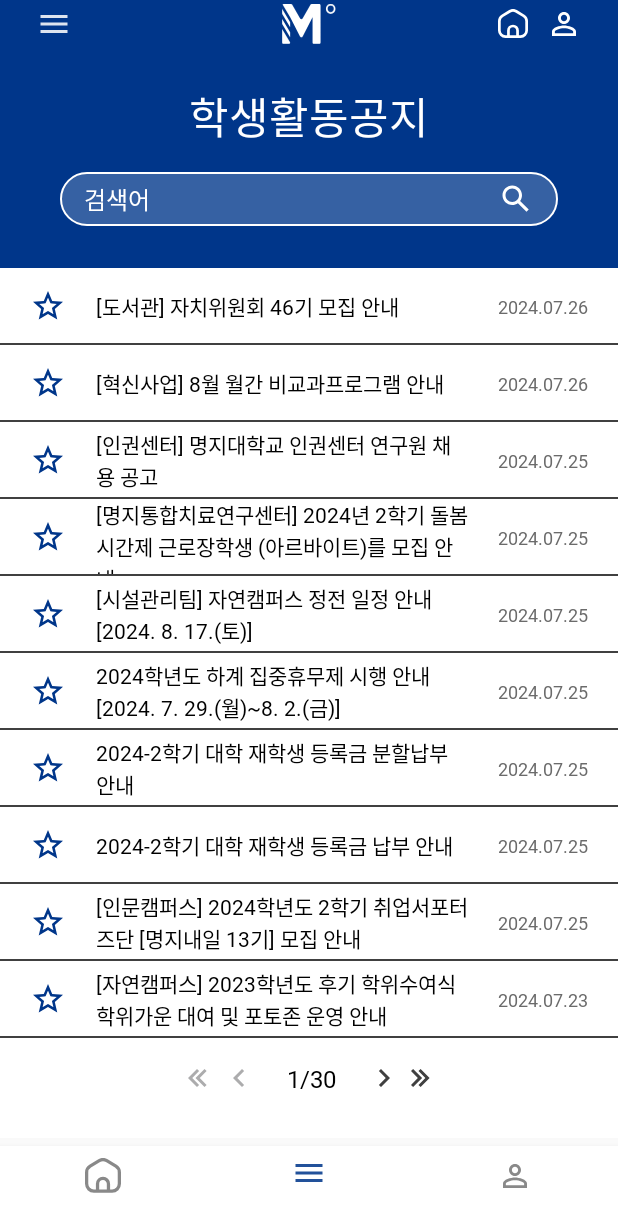
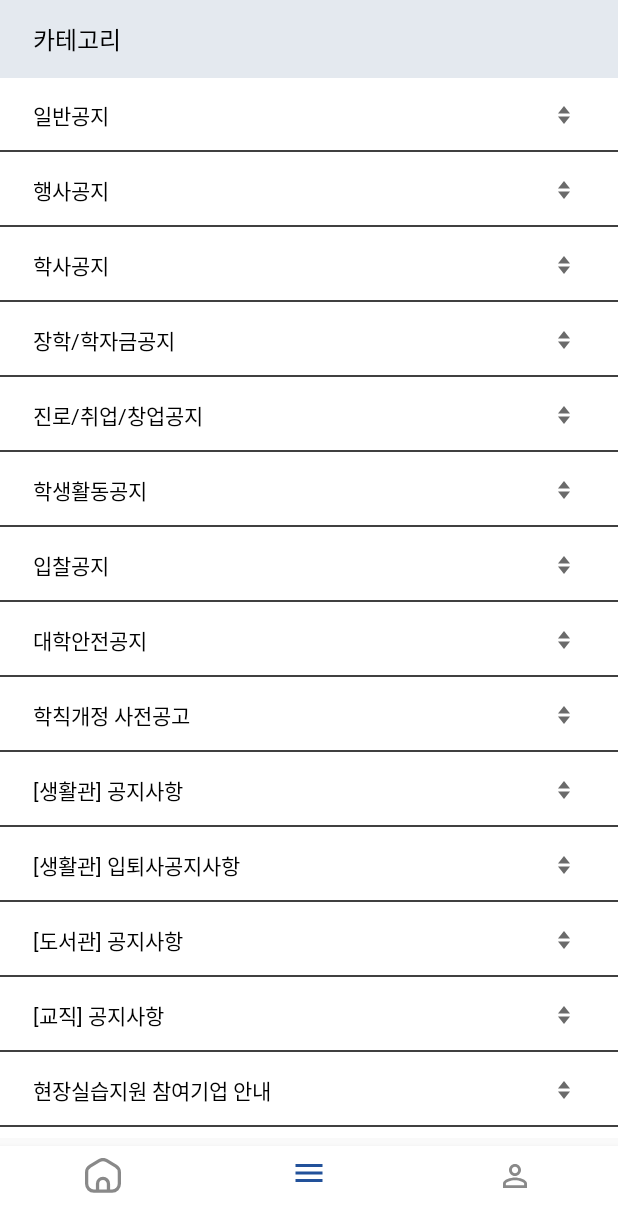
Before and after one commit to DEPthes/3rd-MVP-Neverland-Android, an Android app: the screen it shows after launch (HomeActivity), item 2 of the bottom bar chosen, on a phone screen of 412 x 824 dp. Shown: the top 1232 px of the screen. Run offline under Robolectric (Android 15) with nearby library versions, the phone set to English and light mode, and no system bars; our stand-ins replace data binding; libraries missing offline, so code that uses them is left out: com.orhanobut.logger; pictures from the network do not load; 2 statements that could not run were skipped.

Commit message:
📚 카테고리 페이지 (#24)
* [ feat ] Update BaseActivity | StatusBar isLightIcon, Fragment Replace시Stack Clear 여부

* [ feat ] Add RecyclerView Item Click Listener

* [ feat ] Add Category Order

* [ fix ] Update Package Name

* [ feat ] Add CategoryPage

* [ feat ] Add CategoryPage

```diff
--- a/ThinkerBell/app/src/main/java/com/neverland/thinkerbell/data/repository/DataStoreRepositoryImpl.kt
+++ b/ThinkerBell/app/src/main/java/com/neverland/thinkerbell/data/repository/DataStoreRepositoryImpl.kt
@@ -3,6 +3,7 @@
 import androidx.datastore.preferences.core.edit
 import androidx.datastore.preferences.core.stringPreferencesKey
 import com.neverland.thinkerbell.core.utils.LoggerUtil
+import com.neverland.thinkerbell.domain.enums.NoticeType
 import com.neverland.thinkerbell.domain.repository.DataStoreRepository
 import com.neverland.thinkerbell.presentation.base.ThinkerBellApplication.Companion.application
 import com.neverland.thinkerbell.presentation.base.dataStore
@@ -18,6 +19,7 @@
     companion object {
         private val EXAMPLE_KEY = stringPreferencesKey("example_key")
         private val RECENT_SEARCH_WORDS_KEY = stringPreferencesKey("recent_search_words")
+        private val CATEGORY_ORDER_KEY = stringPreferencesKey("category_order_key")
     }
 
     override suspend fun clearData(): Result<Boolean> {
@@ -97,4 +99,29 @@
                 preferences[RECENT_SEARCH_WORDS_KEY]?.split(",")?.filter { it.isNotEmpty() } ?: emptyList()
             }
     }
+
+    override suspend fun saveCategoryOrder(list: List<NoticeType>): Result<Boolean> {
+        LoggerUtil.d("saveRecentSearchWord 호출")
+
+        return try {
+            application.dataStore.edit { preferences ->
+                preferences[CATEGORY_ORDER_KEY] = list.joinToString(",")
+            }
+            Result.success(true)
+        } catch (e: Exception) {
+            Result.success(false)
+        }
+    }
+
+    override fun readCategoryOrder(): Flow<List<NoticeType>> {
+        LoggerUtil.d("readRecentSearchWords 호출")
+
+        return application.dataStore.data
+            .map { preferences ->
+                val data = preferences[CATEGORY_ORDER_KEY]?.split(",")?.filter { it.isNotEmpty() } ?: emptyList()
+                data.map { NoticeType.valueOf(it) }
+            }
+    }
+
+
 }
--- a/ThinkerBell/app/src/main/java/com/neverland/thinkerbell/domain/repository/DataStoreRepository.kt
+++ b/ThinkerBell/app/src/main/java/com/neverland/thinkerbell/domain/repository/DataStoreRepository.kt
@@ -1,5 +1,6 @@
 package com.neverland.thinkerbell.domain.repository
 
+import com.neverland.thinkerbell.domain.enums.NoticeType
 import kotlinx.coroutines.flow.Flow
 
 interface DataStoreRepository {
@@ -15,4 +16,8 @@
     fun readRecentSearchWords(): Flow<List<String>>
 
     suspend fun deleteRecentSearchWord(word: String): Result<Boolean>
+
+    suspend fun saveCategoryOrder(list: List<NoticeType>): Result<Boolean>
+
+    fun readCategoryOrder(): Flow<List<NoticeType>>
 }
--- a/ThinkerBell/app/src/main/java/com/neverland/thinkerbell/presentation/base/BaseActivity.kt
+++ b/ThinkerBell/app/src/main/java/com/neverland/thinkerbell/presentation/base/BaseActivity.kt
@@ -5,9 +5,11 @@
 import androidx.annotation.LayoutRes
 import androidx.appcompat.app.AppCompatActivity
 import androidx.core.content.ContextCompat
+import androidx.core.view.WindowCompat
 import androidx.databinding.DataBindingUtil
 import androidx.databinding.ViewDataBinding
 import androidx.fragment.app.Fragment
+import androidx.fragment.app.FragmentManager
 import com.neverland.thinkerbell.core.utils.LoggerUtil
 
 abstract class BaseActivity<T: ViewDataBinding>(@LayoutRes private val layoutId: Int): AppCompatActivity() {
@@ -41,14 +43,20 @@
     protected open fun initListener() {}
     protected open fun setObserver() {}
 
-    protected fun setStatusBarColor(colorId: Int){
+    fun setStatusBarColor(colorId: Int, isLightIcon: Boolean){
         window.statusBarColor = ContextCompat.getColor(this, colorId)
+        WindowCompat.getInsetsController(window, window.decorView).apply {
+            isAppearanceLightStatusBars = !isLightIcon
+        }
     }
 
-     fun replaceFragment(frameLayoutId: Int, fragment: Fragment, isAddBackStack: Boolean){
-        val ft = supportFragmentManager.beginTransaction()
-        ft.replace(frameLayoutId, fragment)
-        if (isAddBackStack) ft.addToBackStack(null)
-        ft.commit()
+     fun replaceFragment(frameLayoutId: Int, fragment: Fragment, isAddBackStack: Boolean, isStackClear: Boolean = false){
+         val fragmentManager = supportFragmentManager
+         if(isStackClear) fragmentManager.popBackStack(null, FragmentManager.POP_BACK_STACK_INCLUSIVE)
+
+         val ft = fragmentManager.beginTransaction()
+         ft.replace(frameLayoutId, fragment)
+         if (isAddBackStack) ft.addToBackStack(null)
+         ft.commit()
     }
 }
--- a/ThinkerBell/app/src/main/java/com/neverland/thinkerbell/presentation/utils/CustomDividerItemDecoration.kt
+++ b/ThinkerBell/app/src/main/java/com/neverland/thinkerbell/presentation/utils/CustomDividerItemDecoration.kt
@@ -1,4 +1,4 @@
-package com.neverland.thinkerbell.presentation.view
+package com.neverland.thinkerbell.presentation.utils
 
 import android.content.Context
 import android.graphics.Canvas
--- a/ThinkerBell/app/src/main/java/com/neverland/thinkerbell/presentation/utils/CustomLongDividerItemDecoration.kt
+++ b/ThinkerBell/app/src/main/java/com/neverland/thinkerbell/presentation/utils/CustomLongDividerItemDecoration.kt
@@ -1,4 +1,4 @@
-package com.neverland.thinkerbell.presentation.view
+package com.neverland.thinkerbell.presentation.utils
 
 import android.content.Context
 import android.graphics.Canvas
--- /dev/null
+++ b/ThinkerBell/app/src/main/java/com/neverland/thinkerbell/presentation/view/OnRvItemClickListener.kt
@@ -0,0 +1,6 @@
+package com.neverland.thinkerbell.presentation.view
+
+interface OnRvItemClickListener<T> {
+
+    fun onClick(item: T)
+}
--- /dev/null
+++ b/ThinkerBell/app/src/main/java/com/neverland/thinkerbell/presentation/view/category/CategoryFragment.kt
@@ -0,0 +1,66 @@
+package com.neverland.thinkerbell.presentation.view.category
+
+import androidx.fragment.app.viewModels
+import androidx.recyclerview.widget.ItemTouchHelper
+import androidx.recyclerview.widget.LinearLayoutManager
+import com.neverland.thinkerbell.R
+import com.neverland.thinkerbell.databinding.FragmentCategoryBinding
+import com.neverland.thinkerbell.domain.enums.NoticeType
+import com.neverland.thinkerbell.presentation.base.BaseFragment
+import com.neverland.thinkerbell.presentation.utils.CustomLongDividerItemDecoration
+import com.neverland.thinkerbell.presentation.utils.UiState
+import com.neverland.thinkerbell.presentation.view.OnRvItemClickListener
+import com.neverland.thinkerbell.presentation.view.home.HomeActivity
+import com.neverland.thinkerbell.presentation.view.notice.CommonNoticeFragment
+
+class CategoryFragment: BaseFragment<FragmentCategoryBinding>(R.layout.fragment_category) {
+    private val viewModel: CategoryViewModel by viewModels()
+    private lateinit var categoryRvAdapter: CategoryRvAdapter
+
+
+    override fun initView() {
+        (requireActivity() as HomeActivity).apply {
+            showBottomNavigation()
+            setStatusBarColor(R.color.primary2, false)
+        }
+        setRvAdapter()
+        viewModel.fetchData()
+    }
+
+    private fun setRvAdapter(){
+        categoryRvAdapter = CategoryRvAdapter().apply {
+            setRvItemClickListener(object : OnRvItemClickListener<NoticeType>{
+                override fun onClick(item: NoticeType) {
+                    viewModel.saveCategoryOrder(categoryRvAdapter.currentList.toList())
+
+                    (requireActivity() as HomeActivity).replaceFragment(
+                        fragment = CommonNoticeFragment(item),
+                        frameLayoutId = R.id.fl_home,
+                        isAddBackStack = true
+                    )
+                }
+            })
+        }
+        binding.rvCategory.layoutManager = LinearLayoutManager(requireContext())
+        binding.rvCategory.adapter = categoryRvAdapter
+
+        val itemTouchHelper = ItemTouchHelper(ItemTouchHelperCallback(binding.rvCategory))
+        itemTouchHelper.attachToRecyclerView(binding.rvCategory)
+    }
+
+    override fun setObserver() {
+        super.setObserver()
+
+        viewModel.uiState.observe(viewLifecycleOwner){
+            when(it){
+                is UiState.Loading -> {}
+                is UiState.Empty -> {}
+                is UiState.Error -> {}
+                is UiState.Success -> {
+                    categoryRvAdapter.submitList(it.data)
+                }
+            }
+        }
+    }
+
+}
--- /dev/null
+++ b/ThinkerBell/app/src/main/java/com/neverland/thinkerbell/presentation/view/category/CategoryRvAdapter.kt
@@ -0,0 +1,54 @@
+package com.neverland.thinkerbell.presentation.view.category
+
+import android.view.LayoutInflater
+import android.view.View
+import android.view.ViewGroup
+import androidx.recyclerview.widget.DiffUtil
+import androidx.recyclerview.widget.ItemTouchHelper
+import androidx.recyclerview.widget.ListAdapter
+import androidx.recyclerview.widget.RecyclerView
+import com.neverland.thinkerbell.databinding.ItemCategoryBinding
+import com.neverland.thinkerbell.databinding.ItemNoticeBinding
+import com.neverland.thinkerbell.domain.enums.NoticeType
+import com.neverland.thinkerbell.domain.model.notice.CommonNotice
+import com.neverland.thinkerbell.presentation.view.OnRvItemClickListener
+import java.util.Collections
+
+class CategoryRvAdapter: ListAdapter<NoticeType, RecyclerView.ViewHolder>(categoryDiffUtil) {
+    companion object {
+        private val categoryDiffUtil = object : DiffUtil.ItemCallback<NoticeType>() {
+            override fun areItemsTheSame(oldItem: NoticeType, newItem: NoticeType): Boolean =
+                oldItem === newItem
+
+            override fun areContentsTheSame(oldItem: NoticeType, newItem: NoticeType): Boolean =
+                oldItem == newItem
+        }
+    }
+
+    inner class CategoryViewHolder(private val binding: ItemCategoryBinding): RecyclerView.ViewHolder(binding.root){
+        fun bind(data: NoticeType){
+            binding.tvCategory.text = data.title
+            itemView.setOnClickListener { rvItemClickListener.onClick(data) }
+        }
+    }
+
+    override fun onCreateViewHolder(parent: ViewGroup, viewType: Int): RecyclerView.ViewHolder {
+        return CategoryViewHolder(ItemCategoryBinding.inflate(LayoutInflater.from(parent.context), parent, false))
+    }
+
+    override fun onBindViewHolder(holder: RecyclerView.ViewHolder, position: Int) {
+        return (holder as CategoryViewHolder).bind(getItem(position))
+    }
+
+    fun moveItem(fromPosition: Int, toPosition: Int) {
+        val newList = currentList.toMutableList()
+        Collections.swap(newList, fromPosition, toPosition)
+        submitList(newList)
+    }
+
+    private lateinit var rvItemClickListener: OnRvItemClickListener<NoticeType>
+
+    fun setRvItemClickListener(rvItemClickListener: OnRvItemClickListener<NoticeType>){
+        this.rvItemClickListener = rvItemClickListener
+    }
+}
--- /dev/null
+++ b/ThinkerBell/app/src/main/java/com/neverland/thinkerbell/presentation/view/category/CategoryViewModel.kt
@@ -0,0 +1,47 @@
+package com.neverland.thinkerbell.presentation.view.category
+
+import androidx.lifecycle.LiveData
+import androidx.lifecycle.MutableLiveData
+import androidx.lifecycle.ViewModel
+import androidx.lifecycle.viewModelScope
+import com.neverland.thinkerbell.core.utils.LoggerUtil
+import com.neverland.thinkerbell.data.repository.DataStoreRepositoryImpl
+import com.neverland.thinkerbell.domain.enums.NoticeType
+import com.neverland.thinkerbell.domain.model.notice.CommonNotice
+import com.neverland.thinkerbell.presentation.utils.UiState
+import kotlinx.coroutines.launch
+
+class CategoryViewModel: ViewModel() {
+    private val dataStoreRepositoryImpl = DataStoreRepositoryImpl()
+
+
+    private val _uiState = MutableLiveData<UiState<List<NoticeType>>>(UiState.Loading)
+    val uiState: LiveData<UiState<List<NoticeType>>> get() = _uiState
+
+
+    fun fetchData() {
+        _uiState.value = UiState.Loading
+        viewModelScope.launch {
+            try {
+                dataStoreRepositoryImpl.readCategoryOrder().collect { list ->
+                    if(list.isEmpty()) _uiState.value = UiState.Success(NoticeType.entries)
+                    else _uiState.value = UiState.Success(list)
+                }
+            } catch (e : Exception){
+                _uiState.value = UiState.Error(e)
+            }
+        }
+    }
+
+    fun saveCategoryOrder(list: List<NoticeType>){
+        viewModelScope.launch {
+            dataStoreRepositoryImpl.saveCategoryOrder(list)
+                .onFailure {
+                    LoggerUtil.d("카테고리 순서 실패 완료")
+                }
+                .onSuccess {
+                    LoggerUtil.d("카테고리 순서 저장 완료")
+                }
+        }
+    }
+}
--- /dev/null
+++ b/ThinkerBell/app/src/main/java/com/neverland/thinkerbell/presentation/view/category/ItemTouchHelperCallback.kt
@@ -0,0 +1,42 @@
+package com.neverland.thinkerbell.presentation.view.category
+
+import androidx.recyclerview.widget.ItemTouchHelper
+import androidx.recyclerview.widget.RecyclerView
+
+class ItemTouchHelperCallback(
+    private val recyclerView: RecyclerView,
+) :
+    ItemTouchHelper.SimpleCallback(
+        ItemTouchHelper.UP or ItemTouchHelper.DOWN,
+        ItemTouchHelper.LEFT
+    ) {
+
+    override fun onMove(
+        recyclerView: RecyclerView,
+        viewHolder: RecyclerView.ViewHolder,
+        target: RecyclerView.ViewHolder
+    ): Boolean {
+        (recyclerView.adapter as? CategoryRvAdapter)?.moveItem(
+            viewHolder.adapterPosition,
+            target.adapterPosition
+        )
+        return true
+    }
+
+    override fun onSwiped(viewHolder: RecyclerView.ViewHolder, direction: Int) {}
+
+    override fun onSelectedChanged(viewHolder: RecyclerView.ViewHolder?, actionState: Int) {
+        super.onSelectedChanged(viewHolder, actionState)
+        if (actionState == ItemTouchHelper.ACTION_STATE_DRAG || actionState == ItemTouchHelper.ACTION_STATE_SWIPE) {
+            (viewHolder as? CategoryRvAdapter.CategoryViewHolder)?.itemView?.setAlpha(0.5f)
+        }
+    }
+
+    override fun clearView(
+        recyclerView: RecyclerView,
+        viewHolder: RecyclerView.ViewHolder
+    ) {
+        super.clearView(recyclerView, viewHolder)
+        (viewHolder as? CategoryRvAdapter.CategoryViewHolder)?.itemView?.setAlpha(1.0f)
+    }
+}
--- a/ThinkerBell/app/src/main/java/com/neverland/thinkerbell/presentation/view/home/HomeActivity.kt
+++ b/ThinkerBell/app/src/main/java/com/neverland/thinkerbell/presentation/view/home/HomeActivity.kt
@@ -5,12 +5,14 @@
 import com.neverland.thinkerbell.databinding.ActivityHomeBinding
 import com.neverland.thinkerbell.domain.enums.NoticeType
 import com.neverland.thinkerbell.presentation.base.BaseActivity
+import com.neverland.thinkerbell.presentation.view.category.CategoryFragment
 import com.neverland.thinkerbell.presentation.view.notice.CommonNoticeFragment
 
 class HomeActivity : BaseActivity<ActivityHomeBinding>(R.layout.activity_home) {
 
     override fun initView() {
-        setStatusBarColor(R.color.primary1)
+        showBottomNavigation()
+        setStatusBarColor(R.color.primary1, true)
         replaceFragment(R.id.fl_home, HomeFragment(), false)
     }
 
@@ -24,7 +26,7 @@
                     true
                 }
                 R.id.navigation_dashboard -> {
-                    replaceFragment(R.id.fl_home, CommonNoticeFragment(NoticeType.STUDENT_ACTIVITIES), false)
+                    replaceFragment(R.id.fl_home, CategoryFragment(), false)
                     true
                 }
                 R.id.navigation_notifications -> {
@@ -39,11 +41,10 @@
     }
 
     fun hideBottomNavigation() {
-        findViewById<View>(R.id.bottom_navigation).visibility = View.GONE
+        binding.bottomNavigation.visibility = View.GONE
     }
 
     fun showBottomNavigation() {
-        findViewById<View>(R.id.bottom_navigation).visibility = View.VISIBLE
+        binding.bottomNavigation.visibility = View.VISIBLE
     }
-
 }
--- a/ThinkerBell/app/src/main/java/com/neverland/thinkerbell/presentation/view/home/HomeCalendarFragment.kt
+++ b/ThinkerBell/app/src/main/java/com/neverland/thinkerbell/presentation/view/home/HomeCalendarFragment.kt
@@ -7,7 +7,7 @@
 import com.neverland.thinkerbell.databinding.FragmentHomeCalendarBinding
 import com.neverland.thinkerbell.domain.model.MjuSchedule
 import com.neverland.thinkerbell.presentation.base.BaseFragment
-import com.neverland.thinkerbell.presentation.view.CustomLongDividerItemDecoration
+import com.neverland.thinkerbell.presentation.utils.CustomLongDividerItemDecoration
 import com.neverland.thinkerbell.presentation.view.home.adapter.CalendarMonthAdapter
 import com.neverland.thinkerbell.presentation.view.home.adapter.CalendarScheduleAdapter
 import java.util.Calendar
--- a/ThinkerBell/app/src/main/java/com/neverland/thinkerbell/presentation/view/home/HomeFragment.kt
+++ b/ThinkerBell/app/src/main/java/com/neverland/thinkerbell/presentation/view/home/HomeFragment.kt
@@ -89,6 +89,10 @@
     )
 
     override fun initView() {
+        (requireActivity() as HomeActivity).apply {
+            showBottomNavigation()
+            setStatusBarColor(R.color.primary1, true)
+        }
         setBanner()
         setHomeNoticeRv()
     }
--- a/ThinkerBell/app/src/main/java/com/neverland/thinkerbell/presentation/view/home/HomeNoticeFragment.kt
+++ b/ThinkerBell/app/src/main/java/com/neverland/thinkerbell/presentation/view/home/HomeNoticeFragment.kt
@@ -5,7 +5,7 @@
 import com.neverland.thinkerbell.databinding.FragmentHomeNoticeBinding
 import com.neverland.thinkerbell.domain.model.Notice
 import com.neverland.thinkerbell.presentation.base.BaseFragment
-import com.neverland.thinkerbell.presentation.view.CustomDividerItemDecoration
+import com.neverland.thinkerbell.presentation.utils.CustomDividerItemDecoration
 import com.neverland.thinkerbell.presentation.view.home.adapter.HomeNoticeAdapter
 
 
--- a/ThinkerBell/app/src/main/java/com/neverland/thinkerbell/presentation/view/notice/CommonNoticeFragment.kt
+++ b/ThinkerBell/app/src/main/java/com/neverland/thinkerbell/presentation/view/notice/CommonNoticeFragment.kt
@@ -14,6 +14,8 @@
 import com.neverland.thinkerbell.domain.model.notice.CommonNotice
 import com.neverland.thinkerbell.presentation.base.BaseFragment
 import com.neverland.thinkerbell.presentation.utils.UiState
+import com.neverland.thinkerbell.presentation.view.home.HomeActivity
+import com.neverland.thinkerbell.presentation.view.home.HomeFragment
 
 @SuppressLint("SetTextI18n")
 class
@@ -25,6 +27,10 @@
     private val commonNoticeAdapter: CommonRvAdapter by lazy { CommonRvAdapter() }
 
     override fun initView() {
+        (requireActivity() as HomeActivity).apply{
+            hideBottomNavigation()
+            setStatusBarColor(R.color.primary1, true)
+        }
         binding.tvNoticeTitle.text = noticeType.title
         binding.groupNoticeSearchView.visibility = View.GONE
         setupRecyclerView()
@@ -45,8 +51,17 @@
     }
 
     private fun setupButtonListeners() {
-        binding.btnFab.setOnClickListener {
+        binding.ibMenu.setOnClickListener {
+            requireActivity().supportFragmentManager.popBackStack()
+        }
 
+        binding.ibHome.setOnClickListener {
+            (requireActivity() as HomeActivity).replaceFragment(
+                frameLayoutId = R.id.fl_home,
+                fragment = HomeFragment(),
+                isAddBackStack = false,
+                isStackClear = true
+            )
         }
 
         binding.btnBack.setOnClickListener {
--- /dev/null
+++ b/ThinkerBell/app/src/main/res/layout/fragment_category.xml
@@ -0,0 +1,45 @@
+<?xml version="1.0" encoding="utf-8"?>
+<layout xmlns:android="http://schemas.android.com/apk/res/android"
+    xmlns:app="http://schemas.android.com/apk/res-auto"
+    xmlns:tools="http://schemas.android.com/tools">
+
+    <data>
+
+    </data>
+
+    <androidx.constraintlayout.widget.ConstraintLayout
+        android:layout_width="match_parent"
+        android:layout_height="match_parent"
+        android:background="@color/primary2">
+
+        <Toolbar
+            android:id="@+id/tb_category"
+            android:layout_width="match_parent"
+            android:layout_height="52dp"
+            app:layout_constraintTop_toTopOf="parent"
+            android:background="@color/category_bg"
+            android:contentInsetStart="0dp">
+
+            <TextView
+                android:id="@+id/tv_category_title"
+                android:layout_width="wrap_content"
+                android:layout_height="wrap_content"
+                android:layout_marginStart="22dp"
+
+                android:gravity="center_vertical"
+                android:text="카테고리"
+                style="@style/Label_Medium"
+                android:textColor="@color/primary3"/>
+        </Toolbar>
+
+       <androidx.recyclerview.widget.RecyclerView
+           android:id="@+id/rv_category"
+           android:layout_width="match_parent"
+           android:layout_height="0dp"
+           app:layout_constraintTop_toBottomOf="@id/tb_category"
+           app:layout_constraintBottom_toBottomOf="parent"
+
+           tools:listitem="@layout/item_category"/>
+
+    </androidx.constraintlayout.widget.ConstraintLayout>
+</layout>
--- /dev/null
+++ b/ThinkerBell/app/src/main/res/layout/item_category.xml
@@ -0,0 +1,47 @@
+<?xml version="1.0" encoding="utf-8"?>
+<androidx.constraintlayout.widget.ConstraintLayout xmlns:android="http://schemas.android.com/apk/res/android"
+    android:layout_width="match_parent"
+    android:layout_height="50dp"
+    xmlns:tools="http://schemas.android.com/tools"
+    xmlns:app="http://schemas.android.com/apk/res-auto">
+
+    <TextView
+        android:id="@+id/tv_category"
+        android:layout_width="0dp"
+        android:layout_height="wrap_content"
+
+        app:layout_constraintTop_toTopOf="parent"
+        app:layout_constraintBottom_toBottomOf="@id/divider"
+        app:layout_constraintStart_toStartOf="parent"
+
+        android:layout_marginStart="22dp"
+        android:layout_marginHorizontal="20dp"
+
+        tools:text="일반공지"
+        style="@style/Pretendard_Text"
+        android:textColor="@color/primary3"/>
+
+    <ImageButton
+        android:id="@+id/ib_move"
+        android:layout_width="48dp"
+        android:layout_height="48dp"
+
+        android:contentDescription="@null"
+        app:layout_constraintTop_toTopOf="parent"
+        app:layout_constraintBottom_toBottomOf="@id/divider"
+        app:layout_constraintEnd_toEndOf="parent"
+        android:layout_marginEnd="12dp"
+
+        android:background="@color/transparent"
+        android:src="@drawable/ic_direaction_spread"
+        app:tint="@color/red_gray_500"/>
+
+    <View
+        android:id="@+id/divider"
+        android:layout_width="match_parent"
+        android:layout_height="1dp"
+        app:layout_constraintBottom_toBottomOf="parent"
+        android:background="@color/red_gray_700"
+        android:layout_marginBottom="0.5dp"/>
+
+</androidx.constraintlayout.widget.ConstraintLayout>
--- a/ThinkerBell/app/src/main/res/values/colors.xml
+++ b/ThinkerBell/app/src/main/res/values/colors.xml
@@ -19,4 +19,6 @@
     <color name="gray_ACACAD">#ACACAD</color>
     <color name="gray_898989">#898989</color>
     <color name="gray_E4E9EF">#C4E4E9EF</color>
+
+    <color name="category_bg">#E4E9EF</color>
 </resources>
--- a/ThinkerBell/app/src/main/res/values/font_style.xml
+++ b/ThinkerBell/app/src/main/res/values/font_style.xml
@@ -75,7 +75,6 @@
 
     <style name="Label_Medium">
         <item name="fontFamily">@font/pretendard_semi_bold</item>
-        <item name="fontWeight">600</item>
         <item name="android:textSize">16sp</item>
         <item name="lineHeight">24sp</item>
     </style>
@@ -89,28 +88,24 @@
     <!-- Paragraph -->
     <style name="Paragraph_XL">
         <item name="fontFamily">@font/pretendard_regular</item>
-        <item name="fontWeight">400</item>
         <item name="android:textSize">28.43sp</item>
         <item name="lineHeight">45.49sp</item>
     </style>
 
     <style name="Paragraph_Large">
         <item name="fontFamily">@font/pretendard_regular</item>
-        <item name="fontWeight">400</item>
         <item name="android:textSize">21.33sp</item>
         <item name="lineHeight">34.12sp</item>
     </style>
 
     <style name="Paragraph_Medium">
         <item name="fontFamily">@font/pretendard_regular</item>
-        <item name="fontWeight">400</item>
         <item name="android:textSize">16sp</item>
         <item name="lineHeight">25.6sp</item>
     </style>
 
     <style name="Paragraph_Small">
         <item name="fontFamily">@font/pretendard_regular</item>
-        <item name="fontWeight">400</item>
         <item name="android:textSize">12sp</item>
         <item name="lineHeight">19.2sp</item>
     </style>
@@ -118,7 +113,6 @@
     <!-- etc -->
     <style name="Pretendard_Text">
         <item name="fontFamily">@font/pretendard_medium</item>
-        <item name="fontWeight">500</item>
         <item name="android:textSize">14sp</item>
         <item name="lineHeight">16.71sp</item>
     </style>
--- a/ThinkerBell/app/src/main/res/values/themes.xml
+++ b/ThinkerBell/app/src/main/res/values/themes.xml
@@ -1,7 +1,8 @@
 <resources>
-    <style name="Base.Theme.ThinkerBell" parent="Theme.AppCompat.DayNight.NoActionBar">
+    <style name="Base.Theme.ThinkerBell" parent="Theme.AppCompat.NoActionBar">
         <item name="colorPrimary">@color/primary2</item>
         <item name="android:statusBarColor">@color/primary1</item>
+        <item name="android:windowLightStatusBar">false</item>
     </style>
 
     <style name="Theme.ThinkerBell" parent="Base.Theme.ThinkerBell" />
```
